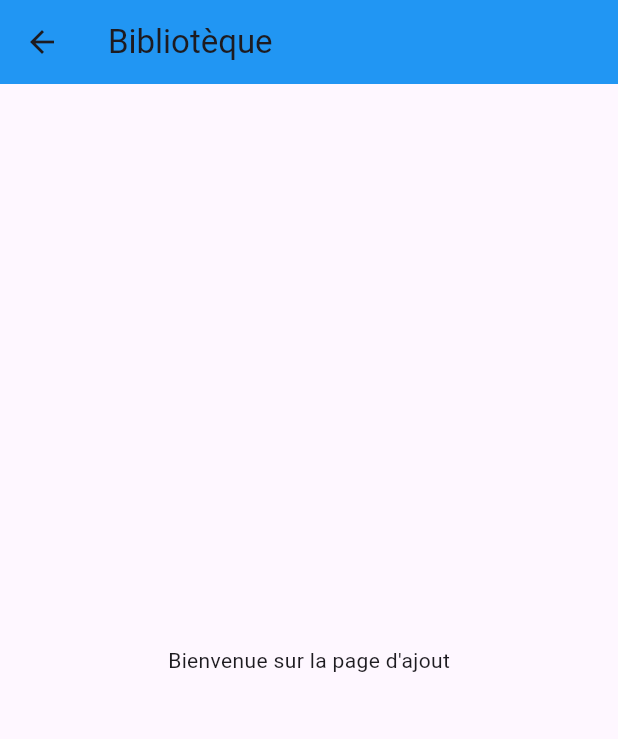
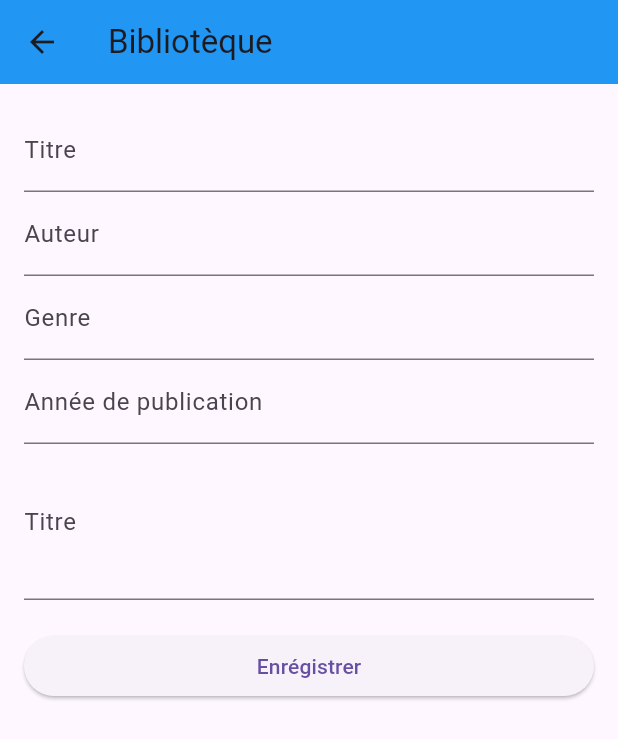
Before and after one commit to NKJ1908/BiblitoqueApp, a Flutter app: the screen it shows after launch, after a tap on the "add" icon, on a phone screen of 412 x 824 dp. Shown: the top 739 px of the screen. Run offline on Flutter 3.47's test engine with Material 3 defaults, Android fonts, the light colour scheme and no system bars; our stand-ins replace sqflite; accounts and stored records are empty.

Commit message:
initialisation de la base de données et ajout des fonctionnalités

```diff
--- /dev/null
+++ b/lib/db/book_database.dart
@@ -0,0 +1,63 @@
+import 'package:sqflite/sqflite.dart';
+import 'package:path/path.dart';
+import '../models/book.dart';
+
+class BookDatabase {
+  static final BookDatabase instance = BookDatabase._init();
+
+  static Database? _database;
+
+  BookDatabase._init();
+
+  Future <Database> get database async{
+  if (_database != null) return _database!;
+  _database = await _initDB('books.db');
+  return _database!;
+  }
+
+  Future <Database> _initDB(String filePath) async{
+    final dbPath = await getDatabasesPath();
+    final path = join(dbPath, filePath);
+    return await openDatabase(path, version: 1, onCreate: _createDB);
+  }
+
+  Future _createDB(Database db, int version) async {
+    await db.execute('''
+      CREATE TABLE books(
+      id INTEGER PRIMARY KEY AUTOINCREMENT,
+      titre TEXT,
+      auteur TEXT,
+      genre TEXT,
+      publicationYear INTEGER,
+      resume TEXT
+      )
+''');
+  }
+
+  Future<int> create(Book book) async {
+    final db = await instance.database;
+    return await db.insert('books', book.toMap());
+  }
+
+  Future <List<Book>> readAllbooks() async {
+    final db = await instance.database;
+    final result = await db.query('books');
+
+    return result.map((map) => Book.fromMap(map)).toList();
+  }
+
+  Future <int> update(Book book) async {
+    final db = await instance.database;
+    return await db.update('books', book.toMap(),where: 'id = ?', whereArgs: [book.id]);
+  }
+
+  Future <int> delete(int id) async {
+    final db = await instance.database;
+    return await db.delete('books', where: 'id = ?', whereArgs: [id]);
+  }
+
+  Future close() async{
+    final db = await instance.database;
+    await db.close();
+  }
+}
--- a/lib/main.dart
+++ b/lib/main.dart
@@ -1,4 +1,4 @@
-import 'package:biblioteque/screens/book_list.dart';
+import 'package:biblioteque/screens/home_screen.dart';
 import 'package:flutter/material.dart';
 
 void main() {
--- /dev/null
+++ b/lib/models/book.dart
@@ -0,0 +1,39 @@
+class Book {
+  final int? id;
+  final String titre;
+  final String auteur;
+  final String genre;
+  final int publicationYear;
+  final String resume;
+
+  Book({
+    this.id,
+    required this.titre,
+    required this.auteur,
+    required this.genre,
+    required this.publicationYear,
+    required this.resume,
+    });
+
+    Map<String, dynamic> toMap(){
+      return {
+        'id': id,
+        'titre': titre,
+        'auteur': auteur,
+        'genre': genre,
+        'publicationYear': publicationYear,
+        'resume': resume,
+      };
+    }
+
+    factory Book.fromMap(Map<String,dynamic>map){
+      return Book(
+        id : map['id'],
+        titre: map['titre'],
+        auteur: map['auteur'],
+        genre: map['genre'],
+        publicationYear: map['publicationYear'],
+        resume: map['resume'],
+      );
+    }
+}
--- a/lib/screens/add_book.dart
+++ b/lib/screens/add_book.dart
@@ -1,3 +1,5 @@
+import 'package:biblioteque/db/book_database.dart';
+import 'package:biblioteque/models/book.dart';
 import 'package:flutter/material.dart';
 
 class AddUpdatePage extends StatefulWidget {
@@ -8,6 +10,30 @@ class AddUpdatePage extends StatefulWidget {
 }
 
 class _AddUpdatePageState extends State<AddUpdatePage> {
+
+  final _formKey = GlobalKey<FormState>();
+
+  final TextEditingController titreController = TextEditingController();
+  final TextEditingController auteurController = TextEditingController();
+  final TextEditingController genreController = TextEditingController();
+  final TextEditingController publicationyearController = TextEditingController();
+  final TextEditingController resumeController = TextEditingController();
+
+  Future<void>saveBook() async {
+    if (_formKey.currentState!.validate()){
+      final newBook = Book(
+        titre: titreController.text,
+        auteur: auteurController.text,
+        genre: genreController.text,
+        publicationYear:int.tryParse(publicationyearController.text)??0,
+        resume: resumeController.text,
+        );
+
+        await BookDatabase.instance.create(newBook);
+        Navigator.pop(context);
+    }
+  }
+
   @override
   Widget build(BuildContext context) {
     return Scaffold(
@@ -15,9 +41,46 @@ class _AddUpdatePageState extends State<AddUpdatePage> {
         title: Text("Bibliotèque"),
         backgroundColor: Colors.blue,
       ),
-      body: Center(
-        child: Text("Bienvenue sur la page d'ajout"),
-      )
+      body: Padding(
+        padding: const EdgeInsets.all(16.0),
+        child: Form(
+          key: _formKey,
+          child: ListView(
+            children: [
+              TextFormField(
+                controller: titreController,
+                decoration: InputDecoration(labelText: "Titre"),
+                validator: (value) => value == null || value.isEmpty? "Ce champ est requi":null,
+              ),
+              TextFormField(
+                controller: auteurController,
+                decoration: InputDecoration(labelText: "Auteur"),
+                validator: (value) => value == null || value.isEmpty? "Ce champ est requi":null,
+              ),
+              TextFormField(
+                controller: genreController,
+                decoration: InputDecoration(labelText: "Genre"),
+                validator: (value) => value == null || value.isEmpty? "Ce champ est requi":null,
+              ),
+              TextFormField(
+                controller: publicationyearController,
+                decoration: InputDecoration(labelText: "Année de publication"),
+                validator: (value) => value == null || value.isEmpty? "Ce champ est requi":null,
+                keyboardType: TextInputType.number,
+              ),
+              TextFormField(
+                controller: resumeController,
+                decoration: InputDecoration(labelText: "Titre"),
+                validator: (value) => value == null || value.isEmpty? "Ce champ est requi":null,
+                maxLines: 3,
+              ),
+              const SizedBox(height: 20,),
+              ElevatedButton(onPressed: saveBook, child: Text("Enrégistrer"))
+            ],
+          )
+          ),
+        ),
+
     );
   }
 }
--- a/lib/screens/book_list.dart
+++ /dev/null
@@ -1,70 +0,0 @@
-import 'package:biblioteque/screens/add_book.dart';
-import 'package:biblioteque/screens/details_page.dart';
-import 'package:flutter/material.dart';
-
-class HomePage extends StatefulWidget {
-  const HomePage({super.key});
-
-  @override
-  State<HomePage> createState() => _HomePageState();
-}
-
-class _HomePageState extends State<HomePage> {
-  final books = [
-    {
-      "titre":"Bible",
-      "auteur":"DIEU",
-      "image":"assets/images/book.jpg",
-    },
-    {
-      "titre":"Power",
-      "auteur":"Peter GREEN",
-      "image":"assets/images/book.jpg",
-    },
-    {
-      "titre":"Demain dès l'aube",
-      "auteur":"Victor HUGO",
-      "image":"assets/images/book.jpg",
-    },
-    {
-      "titre":"Misérables",
-      "auteur":"Victor HUGO",
-      "image":"assets/images/book.jpg",
-    }
-  ];
-  @override
-  Widget build(BuildContext context) {
-    return Scaffold(
-        appBar: AppBar(
-          title: Text("Accueil"),
-          backgroundColor: Colors.blue,
-        ),
-        body: Center(
-          child: ListView.builder(
-            itemCount: books.length,
-            itemBuilder: (context, index){
-              final book = books[index];
-              final String? titre = book["titre"];
-              final String? auteur = book["auteur"];
-              final String? image = book["image"];
-              return Card(
-                margin: EdgeInsets.all(10),
-                child: ListTile(
-                  leading: Image(image: AssetImage(image??"pas d'image")),
-                  title: Text(titre?? "Pas de titre", style: TextStyle(fontSize: 20),),
-                  subtitle: Text(auteur?? "pas d'auteur",style: TextStyle(fontSize: 15),),
-                  trailing: Icon(Icons.more_vert),iconColor: Colors.red,
-                  onTap: () {
-                    Navigator.push(context, MaterialPageRoute(builder: (context)=>DetailsPage()));
-                  },
-                ),
-              );
-            },
-          ),
-        ),
-        floatingActionButton: FloatingActionButton(onPressed: (){
-          Navigator.push(context, MaterialPageRoute(builder: (context)=>AddUpdatePage()));
-        },child: Icon(Icons.add),tooltip: "Ajouter un livre",),
-    );
-  }
-}
--- /dev/null
+++ b/lib/screens/home_screen.dart
@@ -0,0 +1,92 @@
+import 'package:biblioteque/db/book_database.dart';
+import 'package:biblioteque/models/book.dart';
+import 'package:biblioteque/screens/add_book.dart';
+import 'package:biblioteque/screens/details_page.dart';
+import 'package:flutter/material.dart';
+
+class HomePage extends StatefulWidget {
+  const HomePage({super.key});
+
+  @override
+  State<HomePage> createState() => _HomePageState();
+}
+
+class _HomePageState extends State<HomePage> {
+  late Future<List<Book>> books;
+
+@override
+  void initState() {
+    super.initState();
+    books = BookDatabase.instance.readAllbooks();
+  }
+
+  void refreshbooks() {
+    setState(() {
+      books = BookDatabase.instance.readAllbooks();
+    });
+  }
+
+  @override
+  Widget build(BuildContext context) {
+    return Scaffold(
+      appBar: AppBar(title: Text("Accueil"), backgroundColor: Colors.blue),
+      body: FutureBuilder<List<Book>>(
+        future: books,
+        builder: (context, snapshot) {
+          if (snapshot.connectionState == ConnectionState.waiting) {
+            return const Center(child: CircularProgressIndicator());
+          } else if (snapshot.hasError) {
+            return Center(child: Text("Erreur : ${snapshot.error}"));
+          } else if (!snapshot.hasData || snapshot.data!.isEmpty) {
+            return const Center(child: Text("Aucun livre trouvé."));
+          }
+          final list = snapshot.data!;
+
+          return ListView.builder(
+            itemCount: list.length,
+            itemBuilder: (context, index) {
+              final book = list[index];
+              return Card(
+                margin: EdgeInsets.all(10),
+                child: ListTile(
+                  leading: Icon(Icons.book),
+                  title: Text(book.titre),
+                  subtitle: Text(book.auteur),
+                  trailing: IconButton(icon: Icon(Icons.delete,color: Colors.red),onPressed: ()async{
+                    final confirm = await showDialog<bool>(context: context, builder: (context) => AlertDialog(
+                      title: Text("Confirmation"),
+                      content: Text("Voulez-vous supprimer ce livre?"),
+                      actions: [
+                        TextButton(
+                          onPressed: ()=>Navigator.pop(context, false),
+                          child: const Text("Annuler")),
+                        ElevatedButton(onPressed: ()=>Navigator.pop(context, true), child: const Text("Supprimer"))
+                      ],
+                    ));
+
+                    if (confirm == true){
+                      await BookDatabase.instance.delete(book.id!);
+                      refreshbooks();
+                    }
+                  },
+                  ),
+                  onTap: () {
+                    Navigator.push(
+                      context,
+                      MaterialPageRoute(builder: (context) => DetailsPage()),
+                    );
+                  },
+                ),
+              );
+            },
+          );
+        },
+      ),
+      floatingActionButton: FloatingActionButton(onPressed: ()async{
+        await Navigator.push(context, MaterialPageRoute(builder: (_) => const AddUpdatePage()));
+        refreshbooks();
+      },
+      child: Icon(Icons.add),),
+    );
+  }
+}
--- a/pubspec.yaml
+++ b/pubspec.yaml
@@ -9,6 +9,9 @@ environment:
 dependencies:
   flutter:
     sdk: flutter
+  image_picker: ^1.1.2
+  path: ^1.9.1
+  sqflite: ^2.4.2
 
 dev_dependencies:
   flutter_test:
```
Also changed, not shown: pubspec.lock, 6 other files.
